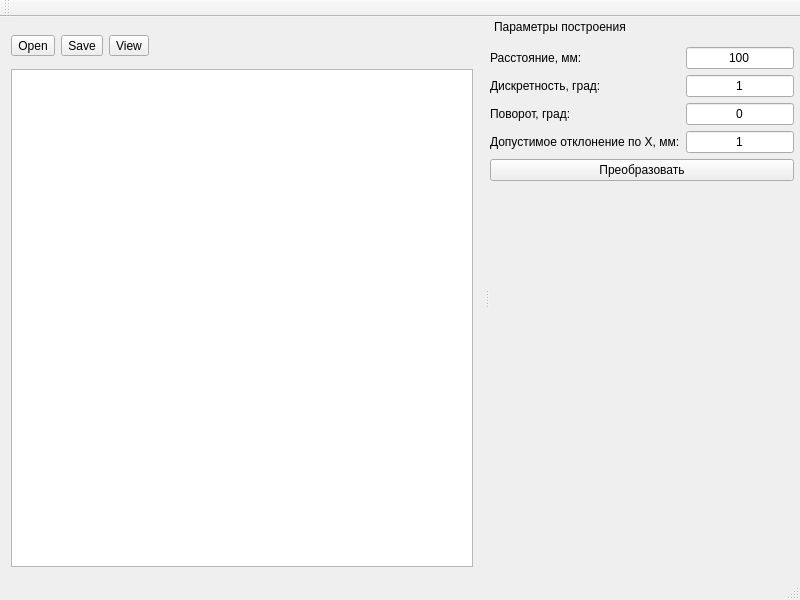
ApplicationsForge/Scan2Slice, file app/Scan2Slice/gui/mainwindow.ui: the form before one commit.
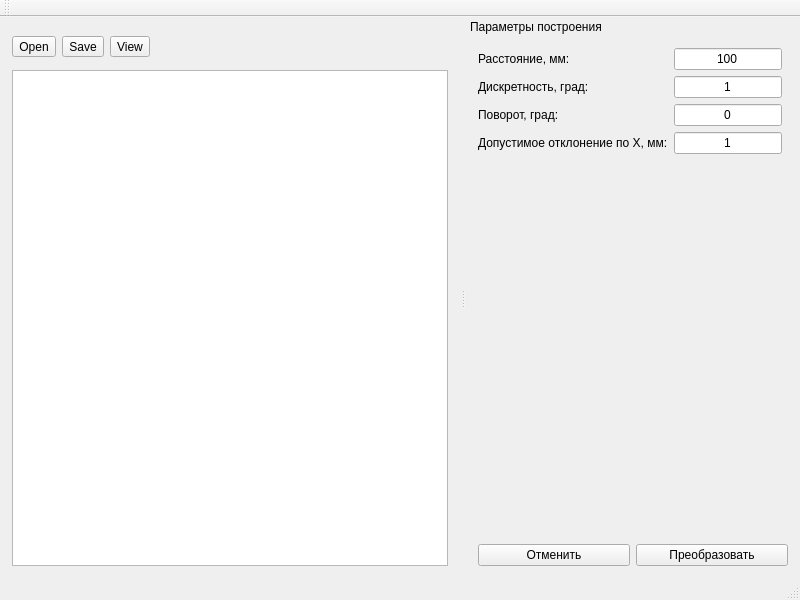
The form after the commit. Icons and pictures are not drawn.

The edit to the form file:
```diff
--- a/app/Scan2Slice/gui/mainwindow.ui
+++ b/app/Scan2Slice/gui/mainwindow.ui
@@ -14,8 +14,20 @@
    <string>MainWindow</string>
   </property>
   <widget class="QWidget" name="centralWidget">
-   <layout class="QVBoxLayout" name="verticalLayout">
-    <item>
+   <layout class="QGridLayout" name="gridLayout_3">
+    <property name="leftMargin">
+     <number>12</number>
+    </property>
+    <property name="topMargin">
+     <number>12</number>
+    </property>
+    <property name="rightMargin">
+     <number>12</number>
+    </property>
+    <property name="bottomMargin">
+     <number>12</number>
+    </property>
+    <item row="0" column="0">
      <widget class="QWidget" name="toolBarWidget" native="true">
       <property name="sizePolicy">
        <sizepolicy hsizetype="Preferred" vsizetype="Fixed">
@@ -115,7 +127,7 @@
       </layout>
      </widget>
     </item>
-    <item>
+    <item row="1" column="0">
      <widget class="QWidget" name="pointsWidget" native="true">
       <layout class="QGridLayout" name="gridLayout_2">
        <property name="leftMargin">
@@ -178,17 +190,20 @@
     <number>2</number>
    </attribute>
    <widget class="QWidget" name="dockWidgetContents">
-    <layout class="QGridLayout" name="gridLayout_3">
+    <layout class="QVBoxLayout" name="verticalLayout">
      <property name="leftMargin">
-      <number>0</number>
+      <number>12</number>
+     </property>
+     <property name="topMargin">
+      <number>12</number>
      </property>
      <property name="rightMargin">
-      <number>0</number>
+      <number>12</number>
      </property>
      <property name="bottomMargin">
-      <number>0</number>
+      <number>12</number>
      </property>
-     <item row="0" column="0">
+     <item>
       <widget class="QWidget" name="scanToSliceParamsWidget" native="true">
        <property name="sizePolicy">
         <sizepolicy hsizetype="Preferred" vsizetype="Preferred">
@@ -209,20 +224,14 @@
         <property name="bottomMargin">
          <number>0</number>
         </property>
-        <item row="3" column="0">
-         <widget class="QLabel" name="stepLabel">
-          <property name="toolTip">
-           <string>Дискретность снятия точек, градусы</string>
-          </property>
+        <item row="5" column="1">
+         <widget class="QLabel" name="toleranceXLabel">
           <property name="text">
-           <string>Дискретность, град:</string>
-          </property>
-          <property name="alignment">
-           <set>Qt::AlignLeading|Qt::AlignLeft|Qt::AlignVCenter</set>
+           <string>Допустимое отклонение по X, мм:</string>
           </property>
          </widget>
         </item>
-        <item row="4" column="0">
+        <item row="4" column="1">
          <widget class="QLabel" name="roationAngleLabel">
           <property name="text">
            <string>Поворот, град:</string>
@@ -232,7 +241,7 @@
           </property>
          </widget>
         </item>
-        <item row="3" column="1">
+        <item row="3" column="2">
          <widget class="QLineEdit" name="stepLineEdit">
           <property name="text">
            <string>1</string>
@@ -242,43 +251,7 @@
           </property>
          </widget>
         </item>
-        <item row="6" column="0" colspan="2">
-         <widget class="QPushButton" name="buildSlicePushButton">
-          <property name="text">
-           <string>Преобразовать</string>
-          </property>
-          <property name="icon">
-           <iconset resource="resources/resources.qrc">
-            <normaloff>:/images/images/play.png</normaloff>:/images/images/play.png</iconset>
-          </property>
-          <property name="iconSize">
-           <size>
-            <width>32</width>
-            <height>32</height>
-           </size>
-          </property>
-         </widget>
-        </item>
-        <item row="0" column="1">
-         <widget class="QLineEdit" name="distanceLineEdit">
-          <property name="minimumSize">
-           <size>
-            <width>75</width>
-            <height>0</height>
-           </size>
-          </property>
-          <property name="text">
-           <string>100</string>
-          </property>
-          <property name="frame">
-           <bool>true</bool>
-          </property>
-          <property name="alignment">
-           <set>Qt::AlignCenter</set>
-          </property>
-         </widget>
-        </item>
-        <item row="7" column="0" colspan="3">
+        <item row="8" column="1" colspan="3">
          <spacer name="verticalSpacer">
           <property name="orientation">
            <enum>Qt::Vertical</enum>
@@ -291,17 +264,26 @@
           </property>
          </spacer>
         </item>
-        <item row="4" column="1">
-         <widget class="QLineEdit" name="rotationAngleLineEdit">
+        <item row="0" column="2">
+         <widget class="QLineEdit" name="distanceLineEdit">
+          <property name="minimumSize">
+           <size>
+            <width>75</width>
+            <height>0</height>
+           </size>
+          </property>
           <property name="text">
-           <string>0</string>
+           <string>100</string>
+          </property>
+          <property name="frame">
+           <bool>true</bool>
           </property>
           <property name="alignment">
            <set>Qt::AlignCenter</set>
           </property>
          </widget>
         </item>
-        <item row="0" column="0">
+        <item row="0" column="1">
          <widget class="QLabel" name="distanceLabel">
           <property name="toolTip">
            <string>Расстояние от сканера до оси вращения, мм</string>
@@ -314,14 +296,30 @@
           </property>
          </widget>
         </item>
-        <item row="5" column="0">
-         <widget class="QLabel" name="toleranceXLabel">
+        <item row="3" column="1">
+         <widget class="QLabel" name="stepLabel">
+          <property name="toolTip">
+           <string>Дискретность снятия точек, градусы</string>
+          </property>
           <property name="text">
-           <string>Допустимое отклонение по X, мм:</string>
+           <string>Дискретность, град:</string>
           </property>
+          <property name="alignment">
+           <set>Qt::AlignLeading|Qt::AlignLeft|Qt::AlignVCenter</set>
+          </property>
          </widget>
         </item>
-        <item row="5" column="1">
+        <item row="4" column="2">
+         <widget class="QLineEdit" name="rotationAngleLineEdit">
+          <property name="text">
+           <string>0</string>
+          </property>
+          <property name="alignment">
+           <set>Qt::AlignCenter</set>
+          </property>
+         </widget>
+        </item>
+        <item row="5" column="2">
          <widget class="QLineEdit" name="toleranceXLineEdit">
           <property name="inputMethodHints">
            <set>Qt::ImhPreferNumbers</set>
@@ -337,6 +335,58 @@
        </layout>
       </widget>
      </item>
+     <item>
+      <widget class="QWidget" name="modifyButtonsWidget" native="true">
+       <layout class="QHBoxLayout" name="horizontalLayout_2">
+        <property name="leftMargin">
+         <number>0</number>
+        </property>
+        <property name="topMargin">
+         <number>0</number>
+        </property>
+        <property name="rightMargin">
+         <number>0</number>
+        </property>
+        <property name="bottomMargin">
+         <number>0</number>
+        </property>
+        <item>
+         <widget class="QPushButton" name="revertPushButton">
+          <property name="text">
+           <string>Отменить</string>
+          </property>
+          <property name="icon">
+           <iconset resource="resources/resources.qrc">
+            <normaloff>:/images/images/play.png</normaloff>:/images/images/play.png</iconset>
+          </property>
+          <property name="iconSize">
+           <size>
+            <width>32</width>
+            <height>32</height>
+           </size>
+          </property>
+         </widget>
+        </item>
+        <item>
+         <widget class="QPushButton" name="buildSlicePushButton">
+          <property name="text">
+           <string>Преобразовать</string>
+          </property>
+          <property name="icon">
+           <iconset resource="resources/resources.qrc">
+            <normaloff>:/images/images/play.png</normaloff>:/images/images/play.png</iconset>
+          </property>
+          <property name="iconSize">
+           <size>
+            <width>32</width>
+            <height>32</height>
+           </size>
+          </property>
+         </widget>
+        </item>
+       </layout>
+      </widget>
+     </item>
     </layout>
    </widget>
   </widget>
```
Left out of the diff: 2 changed lines with no effect on the pictures.
